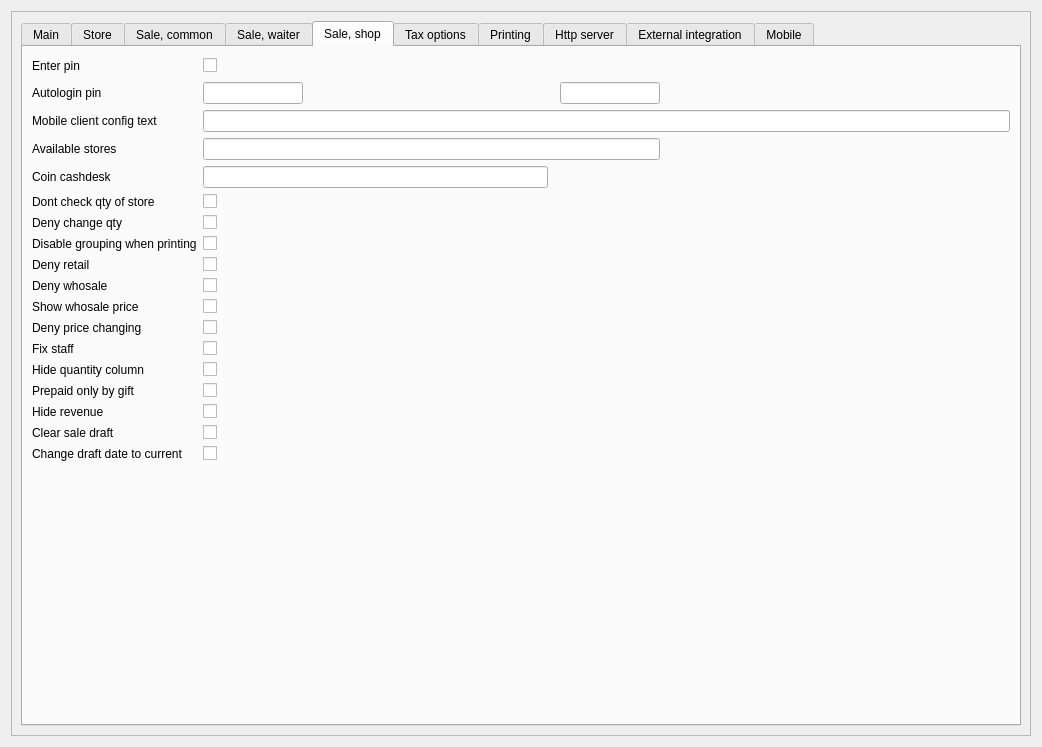
The window that Reports/c5settingswidget.ui (End1-1/Cafe5) describes before a commit, drawn with Qt 5.
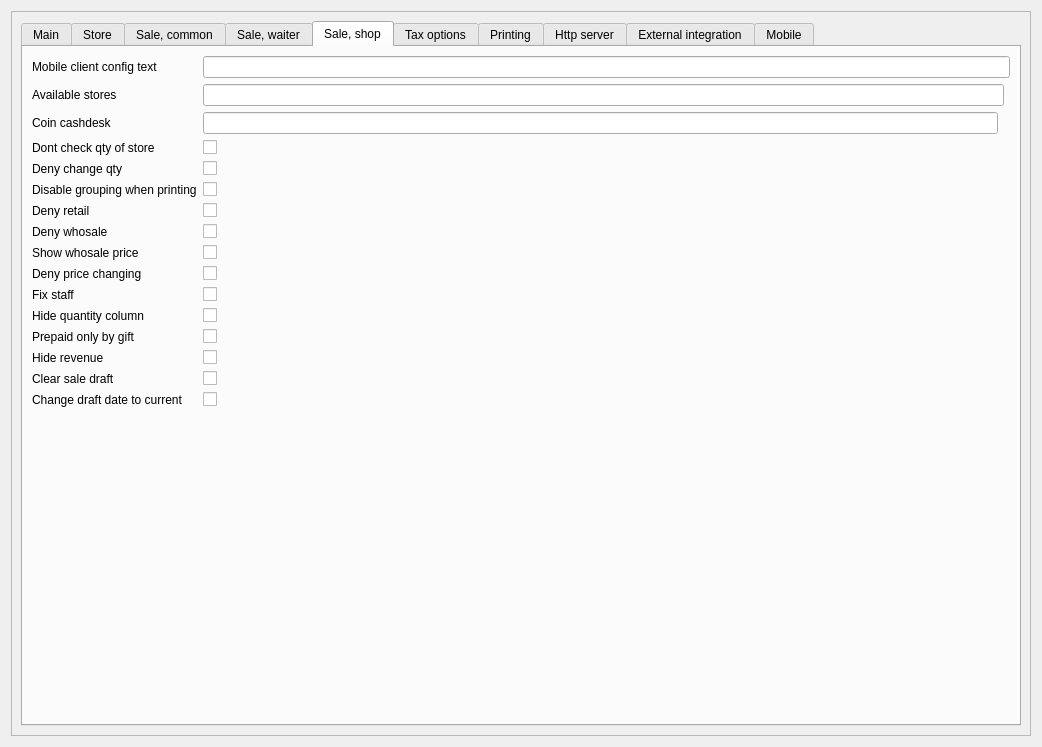
The same window after the commit. The open tabs and pages were chosen to show the change. Custom widgets are drawn as their Qt base class.

Commit message: shop pitak print

```diff
--- a/Reports/c5settingswidget.ui
+++ b/Reports/c5settingswidget.ui
@@ -1123,84 +1123,153 @@
            <string>Sale, shop</string>
           </attribute>
           <layout class="QGridLayout" name="gridLayout_6">
-           <item row="1" column="4">
-            <spacer name="horizontalSpacer_2">
-             <property name="orientation">
-              <enum>Qt::Orientation::Horizontal</enum>
+           <item row="10" column="1">
+            <widget class="C5CheckBox" name="chFixShopStaff">
+             <property name="text">
+              <string/>
              </property>
-             <property name="sizeHint" stdset="0">
-              <size>
-               <width>40</width>
-               <height>20</height>
-              </size>
+             <property name="Tag" stdset="0">
+              <number>50</number>
              </property>
-            </spacer>
+            </widget>
            </item>
-           <item row="8" column="1">
-            <widget class="C5CheckBox" name="chDenyReatail">
+           <item row="5" column="0">
+            <widget class="QLabel" name="label_78">
              <property name="text">
+              <string>Disable grouping when printing</string>
+             </property>
+            </widget>
+           </item>
+           <item row="7" column="1">
+            <widget class="C5CheckBox" name="chDenyWhosale">
+             <property name="text">
               <string/>
              </property>
              <property name="Tag" stdset="0">
-              <number>47</number>
+              <number>48</number>
              </property>
             </widget>
            </item>
-           <item row="8" column="0">
-            <widget class="QLabel" name="label_49">
+           <item row="3" column="0">
+            <widget class="QLabel" name="label_82">
              <property name="text">
-              <string>Deny retail</string>
+              <string>Dont check qty of store</string>
+             </property>
+            </widget>
+           </item>
+           <item row="14" column="1">
+            <widget class="C5CheckBox" name="chClearSaveDraft">
+             <property name="text">
+              <string/>
+             </property>
+             <property name="Tag" stdset="0">
+              <number>89</number>
              </property>
             </widget>
            </item>
            <item row="4" column="0">
+            <widget class="QLabel" name="label_77">
+             <property name="text">
+              <string>Deny change qty</string>
+             </property>
+            </widget>
+           </item>
+           <item row="12" column="0">
+            <widget class="QLabel" name="label_86">
+             <property name="text">
+              <string>Prepaid only by gift</string>
+             </property>
+            </widget>
+           </item>
+           <item row="2" column="0">
             <widget class="QLabel" name="label_225">
              <property name="text">
               <string>Coin cashdesk</string>
              </property>
             </widget>
            </item>
-           <item row="11" column="0">
-            <widget class="QLabel" name="label_51">
+           <item row="11" column="1">
+            <widget class="C5CheckBox" name="chHideShopQuantity">
              <property name="text">
-              <string>Deny price changing</string>
+              <string/>
+             </property>
+             <property name="Tag" stdset="0">
+              <number>89</number>
+             </property>
+            </widget>
+           </item>
+           <item row="6" column="1">
+            <widget class="C5CheckBox" name="chDenyReatail">
+             <property name="text">
+              <string/>
+             </property>
+             <property name="Tag" stdset="0">
+              <number>47</number>
+             </property>
+            </widget>
+           </item>
+           <item row="9" column="1">
+            <widget class="C5CheckBox" name="chDenyPriceChange">
+             <property name="text">
+              <string/>
+             </property>
+             <property name="Tag" stdset="0">
+              <number>49</number>
+             </property>
+            </widget>
+           </item>
+           <item row="14" column="0">
+            <widget class="QLabel" name="label_121">
+             <property name="text">
+              <string>Clear sale draft</string>
+             </property>
+            </widget>
+           </item>
+           <item row="1" column="1" colspan="2">
+            <widget class="QLineEdit" name="leAvailableStore"/>
+           </item>
+           <item row="15" column="1">
+            <widget class="C5CheckBox" name="chChangeDraftDateToCurrent">
+             <property name="text">
+              <string/>
+             </property>
+             <property name="Tag" stdset="0">
+              <number>89</number>
+             </property>
+            </widget>
+           </item>
+           <item row="7" column="0">
+            <widget class="QLabel" name="label_50">
+             <property name="text">
+              <string>Deny whosale</string>
              </property>
             </widget>
            </item>
            <item row="13" column="0">
+            <widget class="QLabel" name="label_118">
+             <property name="text">
+              <string>Hide revenue</string>
+             </property>
+            </widget>
+           </item>
+           <item row="11" column="0">
             <widget class="QLabel" name="label_85">
              <property name="text">
               <string>Hide quantity column</string>
              </property>
             </widget>
            </item>
-           <item row="1" column="3">
-            <widget class="C5LineEdit" name="leAutologinPin2">
-             <property name="minimumSize">
-              <size>
-               <width>100</width>
-               <height>0</height>
-              </size>
-             </property>
-             <property name="maximumSize">
-              <size>
-               <width>100</width>
-               <height>16777215</height>
-              </size>
-             </property>
-             <property name="Tag" stdset="0">
-              <number>55</number>
-             </property>
-            </widget>
-           </item>
-           <item row="6" column="0">
-            <widget class="QLabel" name="label_77">
+           <item row="13" column="1">
+            <widget class="C5CheckBox" name="chHideRevenue">
              <property name="text">
-              <string>Deny change qty</string>
+              <string/>
+             </property>
+             <property name="Tag" stdset="0">
+              <number>89</number>
              </property>
             </widget>
            </item>
-           <item row="2" column="1" colspan="4">
+           <item row="0" column="1" colspan="3">
             <widget class="C5LineEdit" name="leShopMobileClentConfig">
              <property name="minimumSize">
               <size>
@@ -1219,112 +1288,14 @@
              </property>
             </widget>
            </item>
-           <item row="9" column="0">
-            <widget class="QLabel" name="label_50">
-             <property name="text">
-              <string>Deny whosale</string>
-             </property>
-            </widget>
-           </item>
-           <item row="9" column="1">
-            <widget class="C5CheckBox" name="chDenyWhosale">
-             <property name="text">
-              <string/>
-             </property>
-             <property name="Tag" stdset="0">
-              <number>48</number>
-             </property>
-            </widget>
-           </item>
-           <item row="10" column="1">
-            <widget class="C5CheckBox" name="chShowWhosalePrice">
-             <property name="text">
-              <string/>
-             </property>
-             <property name="Tag" stdset="0">
-              <number>48</number>
-             </property>
-            </widget>
-           </item>
-           <item row="13" column="1">
-            <widget class="C5CheckBox" name="chHideShopQuantity">
-             <property name="text">
-              <string/>
-             </property>
-             <property name="Tag" stdset="0">
-              <number>89</number>
-             </property>
-            </widget>
-           </item>
            <item row="15" column="0">
-            <widget class="QLabel" name="label_118">
+            <widget class="QLabel" name="label_126">
              <property name="text">
-              <string>Hide revenue</string>
+              <string>Change draft date to current</string>
              </property>
             </widget>
            </item>
-           <item row="15" column="1">
-            <widget class="C5CheckBox" name="chHideRevenue">
-             <property name="text">
-              <string/>
-             </property>
-             <property name="Tag" stdset="0">
-              <number>89</number>
-             </property>
-            </widget>
-           </item>
-           <item row="14" column="1">
-            <widget class="C5CheckBox" name="chPrepaidOnlyByGift">
-             <property name="text">
-              <string/>
-             </property>
-             <property name="Tag" stdset="0">
-              <number>89</number>
-             </property>
-            </widget>
-           </item>
-           <item row="2" column="0">
-            <widget class="QLabel" name="label_84">
-             <property name="text">
-              <string>Mobile client config text</string>
-             </property>
-            </widget>
-           </item>
-           <item row="5" column="0">
-            <widget class="QLabel" name="label_82">
-             <property name="text">
-              <string>Dont check qty of store</string>
-             </property>
-            </widget>
-           </item>
-           <item row="18" column="1">
-            <spacer name="verticalSpacer_6">
-             <property name="orientation">
-              <enum>Qt::Orientation::Vertical</enum>
-             </property>
-             <property name="sizeHint" stdset="0">
-              <size>
-               <width>20</width>
-               <height>40</height>
-              </size>
-             </property>
-            </spacer>
-           </item>
-           <item row="16" column="0">
-            <widget class="QLabel" name="label_121">
-             <property name="text">
-              <string>Clear sale draft</string>
-             </property>
-            </widget>
-           </item>
-           <item row="1" column="0">
-            <widget class="QLabel" name="label_54">
-             <property name="text">
-              <string>Autologin pin</string>
-             </property>
-            </widget>
-           </item>
-           <item row="6" column="1">
+           <item row="4" column="1">
             <widget class="C5CheckBox" name="chDenyQtychange">
              <property name="text">
               <string/>
@@ -1334,117 +1305,71 @@
              </property>
             </widget>
            </item>
-           <item row="11" column="1">
-            <widget class="C5CheckBox" name="chDenyPriceChange">
-             <property name="text">
-              <string/>
-             </property>
-             <property name="Tag" stdset="0">
-              <number>49</number>
-             </property>
-            </widget>
+           <item row="2" column="1">
+            <widget class="C5LineEdit" name="leCoinCashdesk"/>
            </item>
-           <item row="16" column="1">
-            <widget class="C5CheckBox" name="chClearSaveDraft">
+           <item row="3" column="1">
+            <widget class="C5CheckBox" name="chDontCheckStoreQty">
              <property name="text">
               <string/>
              </property>
              <property name="Tag" stdset="0">
-              <number>89</number>
+              <number>86</number>
              </property>
             </widget>
            </item>
-           <item row="0" column="0">
-            <widget class="QLabel" name="label_36">
-             <property name="text">
-              <string>Enter pin</string>
-             </property>
-            </widget>
-           </item>
-           <item row="3" column="0">
+           <item row="1" column="0">
             <widget class="QLabel" name="label_105">
              <property name="text">
               <string>Available stores</string>
              </property>
             </widget>
            </item>
-           <item row="1" column="1" colspan="2">
-            <widget class="C5LineEdit" name="leAutologinPin1">
-             <property name="minimumSize">
-              <size>
-               <width>100</width>
-               <height>0</height>
-              </size>
-             </property>
-             <property name="maximumSize">
-              <size>
-               <width>100</width>
-               <height>16777215</height>
-              </size>
-             </property>
-             <property name="Tag" stdset="0">
-              <number>54</number>
+           <item row="6" column="0">
+            <widget class="QLabel" name="label_49">
+             <property name="text">
+              <string>Deny retail</string>
              </property>
             </widget>
            </item>
            <item row="12" column="1">
-            <widget class="C5CheckBox" name="chFixShopStaff">
+            <widget class="C5CheckBox" name="chPrepaidOnlyByGift">
              <property name="text">
               <string/>
              </property>
              <property name="Tag" stdset="0">
-              <number>50</number>
+              <number>89</number>
              </property>
             </widget>
            </item>
-           <item row="12" column="0">
+           <item row="10" column="0">
             <widget class="QLabel" name="label_52">
              <property name="text">
               <string>Fix staff</string>
              </property>
             </widget>
            </item>
-           <item row="0" column="1">
-            <widget class="C5CheckBox" name="chEnterShopPin">
-             <property name="text">
-              <string/>
-             </property>
-             <property name="Tag" stdset="0">
-              <number>34</number>
-             </property>
-            </widget>
-           </item>
-           <item row="0" column="2" colspan="3">
-            <spacer name="horizontalSpacer">
-             <property name="orientation">
-              <enum>Qt::Orientation::Horizontal</enum>
-             </property>
-             <property name="sizeHint" stdset="0">
-              <size>
-               <width>40</width>
-               <height>20</height>
-              </size>
-             </property>
-            </spacer>
-           </item>
-           <item row="10" column="0">
+           <item row="8" column="0">
             <widget class="QLabel" name="label_119">
              <property name="text">
               <string>Show whosale price</string>
              </property>
             </widget>
            </item>
-           <item row="5" column="1">
-            <widget class="C5CheckBox" name="chDontCheckStoreQty">
-             <property name="text">
-              <string/>
+           <item row="16" column="1">
+            <spacer name="verticalSpacer_6">
+             <property name="orientation">
+              <enum>Qt::Orientation::Vertical</enum>
              </property>
-             <property name="Tag" stdset="0">
-              <number>86</number>
+             <property name="sizeHint" stdset="0">
+              <size>
+               <width>20</width>
+               <height>40</height>
+              </size>
              </property>
-            </widget>
+            </spacer>
            </item>
-           <item row="7" column="1">
+           <item row="5" column="1">
             <widget class="C5CheckBox" name="chDontGroupPrint">
              <property name="text">
               <string/>
@@ -1454,40 +1379,27 @@
              </property>
             </widget>
            </item>
-           <item row="4" column="1">
-            <widget class="C5LineEdit" name="leCoinCashdesk"/>
-           </item>
-           <item row="7" column="0">
-            <widget class="QLabel" name="label_78">
+           <item row="0" column="0">
+            <widget class="QLabel" name="label_84">
              <property name="text">
-              <string>Disable grouping when printing</string>
+              <string>Mobile client config text</string>
              </property>
             </widget>
            </item>
-           <item row="14" column="0">
-            <widget class="QLabel" name="label_86">
-             <property name="text">
-              <string>Prepaid only by gift</string>
-             </property>
-            </widget>
-           </item>
-           <item row="3" column="1" colspan="3">
-            <widget class="QLineEdit" name="leAvailableStore"/>
-           </item>
-           <item row="17" column="0">
-            <widget class="QLabel" name="label_126">
-             <property name="text">
-              <string>Change draft date to current</string>
-             </property>
-            </widget>
-           </item>
-           <item row="17" column="1">
-            <widget class="C5CheckBox" name="chChangeDraftDateToCurrent">
+           <item row="8" column="1">
+            <widget class="C5CheckBox" name="chShowWhosalePrice">
              <property name="text">
               <string/>
              </property>
              <property name="Tag" stdset="0">
-              <number>89</number>
+              <number>48</number>
+             </property>
+            </widget>
+           </item>
+           <item row="9" column="0">
+            <widget class="QLabel" name="label_51">
+             <property name="text">
+              <string>Deny price changing</string>
              </property>
             </widget>
            </item>
@@ -2378,34 +2290,6 @@
               <string>Picasso.store buttons</string>
              </property>
              <layout class="QGridLayout" name="gridLayout_11">
-              <item row="2" column="0">
-               <widget class="QCheckBox" name="chmStoreInputCheck">
-                <property name="text">
-                 <string>Store input check</string>
-                </property>
-               </widget>
-              </item>
-              <item row="2" column="1">
-               <widget class="QCheckBox" name="chmSaleOutputConfirmation">
-                <property name="text">
-                 <string>Sale output confirmation</string>
-                </property>
-               </widget>
-              </item>
-              <item row="0" column="0">
-               <widget class="QCheckBox" name="chmNewOrder">
-                <property name="text">
-                 <string>New order</string>
-                </property>
-               </widget>
-              </item>
-              <item row="1" column="0">
-               <widget class="QCheckBox" name="chmDebts">
-                <property name="text">
-                 <string>Debts</string>
-                </property>
-               </widget>
-              </item>
               <item row="2" column="2">
                <widget class="QCheckBox" name="chmReturnGoods">
                 <property name="text">
@@ -2413,10 +2297,17 @@
                 </property>
                </widget>
               </item>
-              <item row="0" column="2">
-               <widget class="QCheckBox" name="chmCompletedOrders">
+              <item row="1" column="0">
+               <widget class="QCheckBox" name="chmDebts">
                 <property name="text">
-                 <string>Completed orders</string>
+                 <string>Debts</string>
+                </property>
+               </widget>
+              </item>
+              <item row="0" column="0">
+               <widget class="QCheckBox" name="chmNewOrder">
+                <property name="text">
+                 <string>New order</string>
                 </property>
                </widget>
               </item>
@@ -2434,6 +2325,20 @@
                 </property>
                </widget>
               </item>
+              <item row="2" column="0">
+               <widget class="QCheckBox" name="chmStoreInputCheck">
+                <property name="text">
+                 <string>Store input check</string>
+                </property>
+               </widget>
+              </item>
+              <item row="0" column="2">
+               <widget class="QCheckBox" name="chmCompletedOrders">
+                <property name="text">
+                 <string>Completed orders</string>
+                </property>
+               </widget>
+              </item>
               <item row="0" column="1">
                <widget class="QCheckBox" name="chmOrders">
                 <property name="text">
@@ -2441,6 +2346,20 @@
                 </property>
                </widget>
               </item>
+              <item row="2" column="1">
+               <widget class="QCheckBox" name="chmSaleOutputConfirmation">
+                <property name="text">
+                 <string>Sale output confirmation</string>
+                </property>
+               </widget>
+              </item>
+              <item row="3" column="0">
+               <widget class="QCheckBox" name="chmLoadingGoods">
+                <property name="text">
+                 <string>Loading goods</string>
+                </property>
+               </widget>
+              </item>
              </layout>
             </widget>
            </item>
```
Left out of the diff: 56 changed lines with no effect on the pictures. The commit also changes 600 other files.
